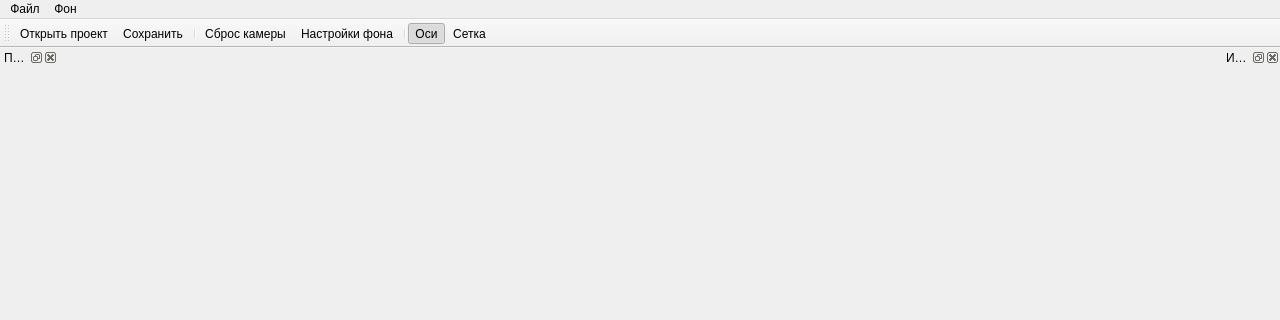
Before: the Qt Designer form UI/Home/newmainwindow.ui in Codbrain1/QSpace, drawn with Qt 5; both pictures show x 0 to 1280 and y 0 to 320 of the 1280 by 736 pixel window.
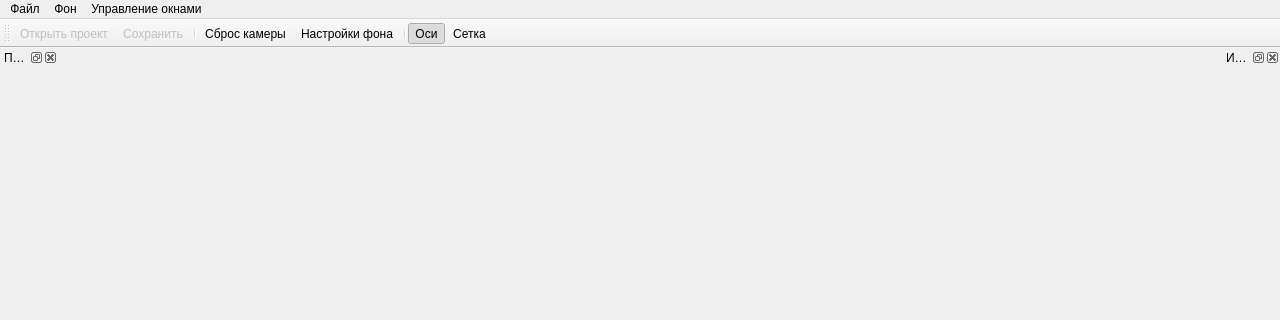
After: the same form once the commit is applied.

```diff
--- a/UI/Home/newmainwindow.ui
+++ b/UI/Home/newmainwindow.ui
@@ -57,8 +57,14 @@
     <addaction name="action_bg_black"/>
     <addaction name="action_bg_white"/>
    </widget>
+   <widget class="QMenu" name="menu">
+    <property name="title">
+     <string>Управление окнами</string>
+    </property>
+   </widget>
    <addaction name="menu_file"/>
    <addaction name="menu_bg"/>
+   <addaction name="menu"/>
   </widget>
   <widget class="QToolBar" name="mainToolBar">
    <property name="windowTitle">
@@ -115,11 +121,17 @@
    <widget class="QWidget" name="dockWidgetContents_TimeSlider"/>
   </widget>
   <action name="action_open_session">
+   <property name="enabled">
+    <bool>false</bool>
+   </property>
    <property name="text">
     <string>Открыть проект</string>
    </property>
   </action>
   <action name="action_save_session">
+   <property name="enabled">
+    <bool>false</bool>
+   </property>
    <property name="text">
     <string>Сохранить</string>
    </property>
```
